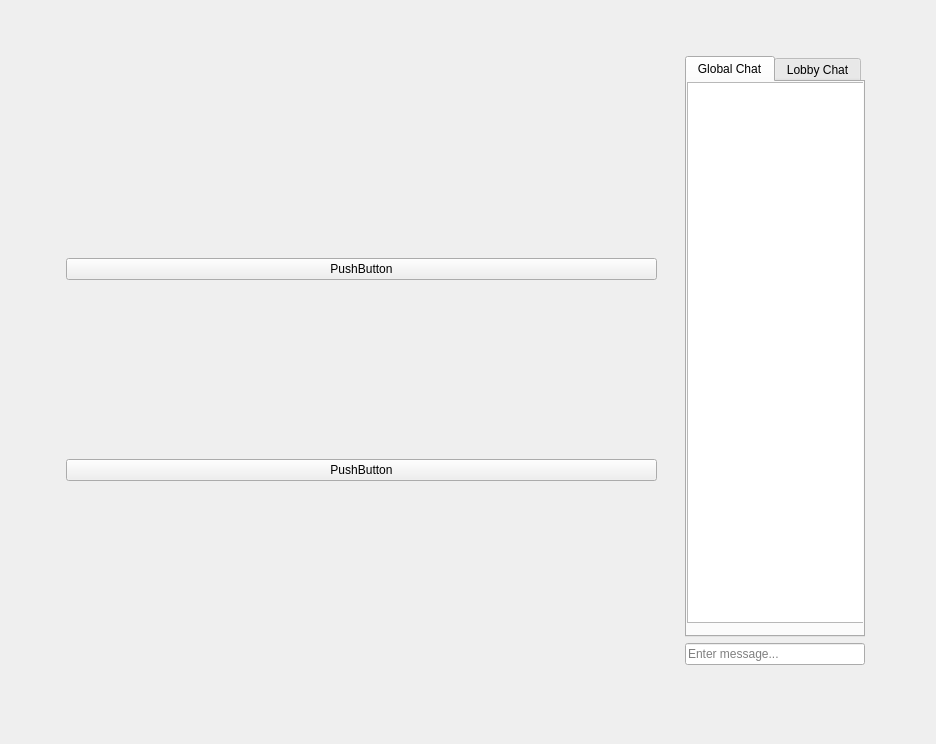
Bodzioo44/GameHub, file PyQtDesigner.ui: the form before one commit.
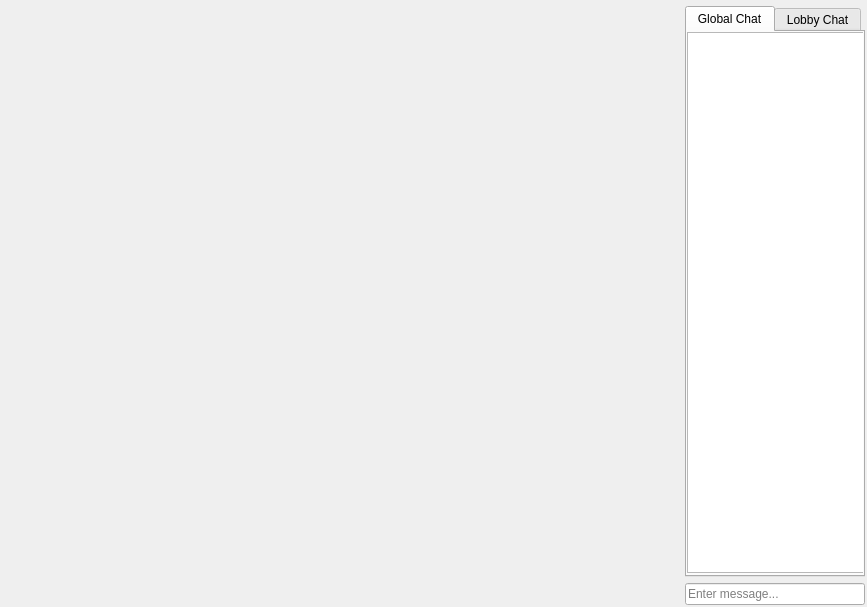
The form after the commit. The open tabs and pages were chosen to show the change.

What changed in the file:
```diff
--- a/PyQtDesigner.ui
+++ b/PyQtDesigner.ui
@@ -6,8 +6,8 @@
    <rect>
     <x>0</x>
     <y>0</y>
-    <width>936</width>
-    <height>744</height>
+    <width>867</width>
+    <height>607</height>
    </rect>
   </property>
   <property name="windowTitle">
@@ -17,10 +17,10 @@
    <widget class="QWidget" name="gridLayoutWidget">
     <property name="geometry">
      <rect>
-      <x>50</x>
-      <y>50</y>
-      <width>821</width>
-      <height>621</height>
+      <x>-10</x>
+      <y>0</y>
+      <width>881</width>
+      <height>611</height>
      </rect>
     </property>
     <layout class="QGridLayout" name="gridLayout" rowstretch="0,0" columnstretch="8,0">
@@ -390,28 +390,13 @@
         <widget class="QWidget" name="verticalLayoutWidget_6">
          <property name="geometry">
           <rect>
-           <x>10</x>
-           <y>29</y>
+           <x>50</x>
+           <y>0</y>
            <width>591</width>
            <height>571</height>
           </rect>
          </property>
-         <layout class="QVBoxLayout" name="Game_Page_Layout">
-          <item>
-           <widget class="QPushButton" name="pushButton">
-            <property name="text">
-             <string>PushButton</string>
-            </property>
-           </widget>
-          </item>
-          <item>
-           <widget class="QPushButton" name="pushButton_2">
-            <property name="text">
-             <string>PushButton</string>
-            </property>
-           </widget>
-          </item>
-         </layout>
+         <layout class="QVBoxLayout" name="Game_Page_Layout"/>
         </widget>
        </widget>
       </widget>
```
Left out of the diff: 2 changed lines with no effect on the pictures.
